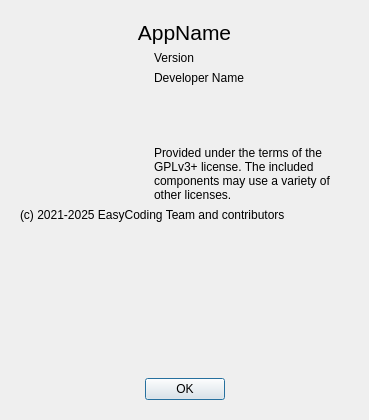
Old version of the form src/app/about/about.ui in the repository xvitaly/tuned-switcher.
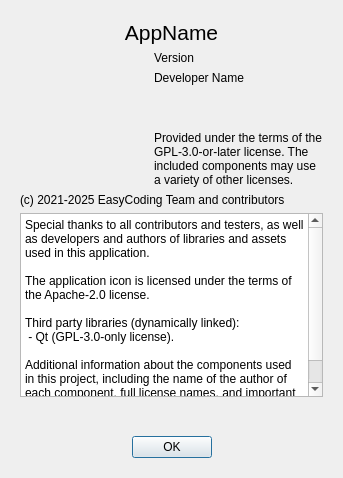
New version of the form.

Commit message: Added a new control for displaying additional useful licensing information to the About form.

Diff of the .ui file:
```diff
--- a/src/app/about/about.ui
+++ b/src/app/about/about.ui
@@ -13,8 +13,8 @@
    <rect>
     <x>0</x>
     <y>0</y>
-    <width>369</width>
-    <height>420</height>
+    <width>343</width>
+    <height>478</height>
    </rect>
   </property>
   <property name="windowTitle">
@@ -98,7 +98,7 @@
           <item>
            <widget class="QLabel" name="AppLicense">
             <property name="text">
-             <string>Provided under the terms of the GPLv3+ license. The included components may use a variety of other licenses.</string>
+             <string notr="true">Provided under the terms of the GPL-3.0-or-later license. The included components may use a variety of other licenses.</string>
             </property>
             <property name="wordWrap">
              <bool>true</bool>
@@ -116,6 +116,26 @@
         </property>
        </widget>
       </item>
+      <item>
+       <widget class="QPlainTextEdit" name="AppDescription">
+        <property name="acceptDrops">
+         <bool>false</bool>
+        </property>
+        <property name="readOnly">
+         <bool>true</bool>
+        </property>
+        <property name="plainText">
+         <string notr="true">Special thanks to all contributors and testers, as well as developers and authors of libraries and assets used in this application.
+
+The application icon is licensed under the terms of the Apache-2.0 license.
+
+Third party libraries (dynamically linked):
+ - Qt (GPL-3.0-only license).
+
+Additional information about the components used in this project, including the name of the author of each component, full license names, and important links, can be found in the official documentation.</string>
+        </property>
+       </widget>
+      </item>
       <item>
        <spacer name="VerticalSpacer">
         <property name="orientation">
```
